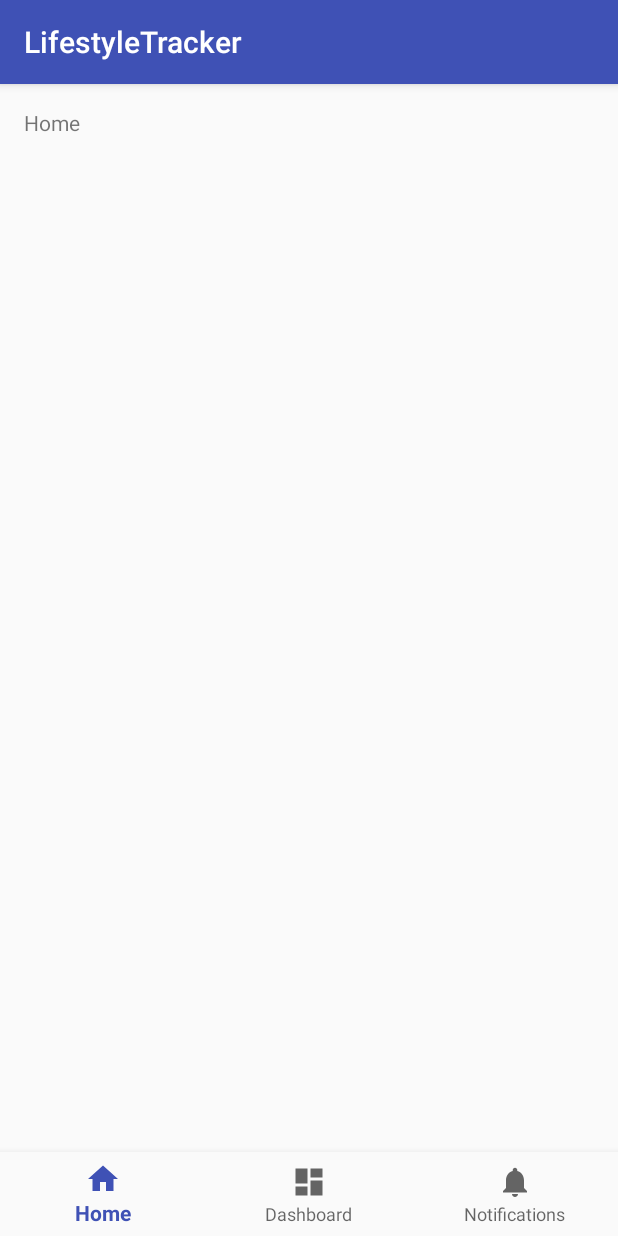
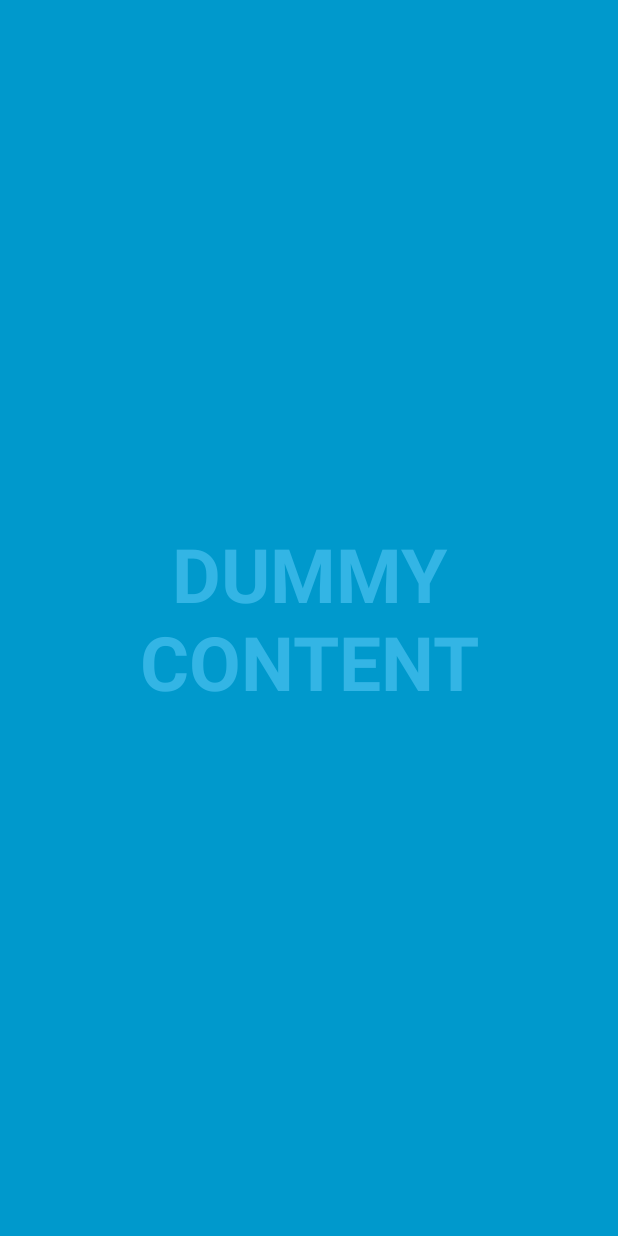
Before and after one commit to mdouglas86/LifestyleTracker, an Android app: the screen it shows after launch (MainActivity before the commit, Diet after it), on a phone screen of 412 x 824 dp. Run offline under Robolectric (Android 15) with nearby library versions, the phone set to English and light mode, and no system bars.

Commit message:
Diet Page

```diff
--- a/LifestyleTracker/Project/LifestyleTracker/app/src/main/AndroidManifest.xml
+++ b/LifestyleTracker/Project/LifestyleTracker/app/src/main/AndroidManifest.xml
@@ -25,7 +25,18 @@
         </activity>
         <activity
             android:name=".LoginActivity"
-            android:label="@string/title_activity_login"></activity>
+            android:label="@string/title_activity_login" />
+        <activity
+            android:name=".Diet"
+            android:configChanges="orientation|keyboardHidden|screenSize"
+            android:label="@string/title_activity_diet"
+            android:theme="@style/FullscreenTheme">
+            <intent-filter>
+                <action android:name="android.intent.action.MAIN" />
+
+                <category android:name="android.intent.category.LAUNCHER" />
+            </intent-filter>
+        </activity>
     </application>
 
 </manifest>
--- /dev/null
+++ b/LifestyleTracker/Project/LifestyleTracker/app/src/main/java/practicum/otterbein/lifestyletracker/Diet.java
@@ -0,0 +1,163 @@
+package practicum.otterbein.lifestyletracker;
+
+import android.annotation.SuppressLint;
+import android.support.v7.app.ActionBar;
+import android.support.v7.app.AppCompatActivity;
+import android.os.Bundle;
+import android.os.Handler;
+import android.view.MotionEvent;
+import android.view.View;
+
+/**
+ * An example full-screen activity that shows and hides the system UI (i.e.
+ * status bar and navigation/system bar) with user interaction.
+ */
+public class Diet extends AppCompatActivity {
+    /**
+     * Whether or not the system UI should be auto-hidden after
+     * {@link #AUTO_HIDE_DELAY_MILLIS} milliseconds.
+     */
+    private static final boolean AUTO_HIDE = true;
+
+    /**
+     * If {@link #AUTO_HIDE} is set, the number of milliseconds to wait after
+     * user interaction before hiding the system UI.
+     */
+    private static final int AUTO_HIDE_DELAY_MILLIS = 3000;
+
+    /**
+     * Some older devices needs a small delay between UI widget updates
+     * and a change of the status and navigation bar.
+     */
+    private static final int UI_ANIMATION_DELAY = 300;
+    private final Handler mHideHandler = new Handler();
+    private View mContentView;
+    private final Runnable mHidePart2Runnable = new Runnable() {
+        @SuppressLint("InlinedApi")
+        @Override
+        public void run() {
+            // Delayed removal of status and navigation bar
+
+            // Note that some of these constants are new as of API 16 (Jelly Bean)
+            // and API 19 (KitKat). It is safe to use them, as they are inlined
+            // at compile-time and do nothing on earlier devices.
+            mContentView.setSystemUiVisibility(View.SYSTEM_UI_FLAG_LOW_PROFILE
+                    | View.SYSTEM_UI_FLAG_FULLSCREEN
+                    | View.SYSTEM_UI_FLAG_LAYOUT_STABLE
+                    | View.SYSTEM_UI_FLAG_IMMERSIVE_STICKY
+                    | View.SYSTEM_UI_FLAG_LAYOUT_HIDE_NAVIGATION
+                    | View.SYSTEM_UI_FLAG_HIDE_NAVIGATION);
+        }
+    };
+    private View mControlsView;
+    private final Runnable mShowPart2Runnable = new Runnable() {
+        @Override
+        public void run() {
+            // Delayed display of UI elements
+            ActionBar actionBar = getSupportActionBar();
+            if (actionBar != null) {
+                actionBar.show();
+            }
+            mControlsView.setVisibility(View.VISIBLE);
+        }
+    };
+    private boolean mVisible;
+    private final Runnable mHideRunnable = new Runnable() {
+        @Override
+        public void run() {
+            hide();
+        }
+    };
+    /**
+     * Touch listener to use for in-layout UI controls to delay hiding the
+     * system UI. This is to prevent the jarring behavior of controls going away
+     * while interacting with activity UI.
+     */
+    private final View.OnTouchListener mDelayHideTouchListener = new View.OnTouchListener() {
+        @Override
+        public boolean onTouch(View view, MotionEvent motionEvent) {
+            if (AUTO_HIDE) {
+                delayedHide(AUTO_HIDE_DELAY_MILLIS);
+            }
+            return false;
+        }
+    };
+
+    @Override
+    protected void onCreate(Bundle savedInstanceState) {
+        super.onCreate(savedInstanceState);
+
+        setContentView(R.layout.activity_diet);
+
+        mVisible = true;
+        mControlsView = findViewById(R.id.fullscreen_content_controls);
+        mContentView = findViewById(R.id.fullscreen_content);
+
+
+        // Set up the user interaction to manually show or hide the system UI.
+        mContentView.setOnClickListener(new View.OnClickListener() {
+            @Override
+            public void onClick(View view) {
+                toggle();
+            }
+        });
+
+        // Upon interacting with UI controls, delay any scheduled hide()
+        // operations to prevent the jarring behavior of controls going away
+        // while interacting with the UI.
+        findViewById(R.id.dummy_button).setOnTouchListener(mDelayHideTouchListener);
+    }
+
+    @Override
+    protected void onPostCreate(Bundle savedInstanceState) {
+        super.onPostCreate(savedInstanceState);
+
+        // Trigger the initial hide() shortly after the activity has been
+        // created, to briefly hint to the user that UI controls
+        // are available.
+        delayedHide(100);
+    }
+
+    private void toggle() {
+        if (mVisible) {
+            hide();
+        } else {
+            show();
+        }
+    }
+
+    private void hide() {
+        // Hide UI first
+        ActionBar actionBar = getSupportActionBar();
+        if (actionBar != null) {
+            actionBar.hide();
+        }
+        mControlsView.setVisibility(View.GONE);
+        mVisible = false;
+
+        // Schedule a runnable to remove the status and navigation bar after a delay
+        mHideHandler.removeCallbacks(mShowPart2Runnable);
+        mHideHandler.postDelayed(mHidePart2Runnable, UI_ANIMATION_DELAY);
+    }
+
+    @SuppressLint("InlinedApi")
+    private void show() {
+        // Show the system bar
+        mContentView.setSystemUiVisibility(View.SYSTEM_UI_FLAG_LAYOUT_FULLSCREEN
+                | View.SYSTEM_UI_FLAG_LAYOUT_HIDE_NAVIGATION);
+        mVisible = true;
+
+        // Schedule a runnable to display UI elements after a delay
+        mHideHandler.removeCallbacks(mHidePart2Runnable);
+        mHideHandler.postDelayed(mShowPart2Runnable, UI_ANIMATION_DELAY);
+    }
+
+    /**
+     * Schedules a call to hide() in [delay] milliseconds, canceling any
+     * previously scheduled calls.
+     */
+    private void delayedHide(int delayMillis) {
+        mHideHandler.removeCallbacks(mHideRunnable);
+        mHideHandler.postDelayed(mHideRunnable, delayMillis);
+    }
+}
--- /dev/null
+++ b/LifestyleTracker/Project/LifestyleTracker/app/src/main/res/layout/activity_diet.xml
@@ -0,0 +1,50 @@
+<FrameLayout xmlns:android="http://schemas.android.com/apk/res/android"
+    xmlns:tools="http://schemas.android.com/tools"
+    android:layout_width="match_parent"
+    android:layout_height="match_parent"
+    android:background="#0099cc"
+    tools:context="practicum.otterbein.lifestyletracker.Diet">
+
+    <!-- The primary full-screen view. This can be replaced with whatever view
+         is needed to present your content, e.g. VideoView, SurfaceView,
+         TextureView, etc. -->
+    <TextView
+        android:id="@+id/fullscreen_content"
+        android:layout_width="match_parent"
+        android:layout_height="match_parent"
+        android:gravity="center"
+        android:keepScreenOn="true"
+        android:text="@string/dummy_content"
+        android:textColor="#33b5e5"
+        android:textSize="50sp"
+        android:textStyle="bold" />
+
+    <!-- This FrameLayout insets its children based on system windows using
+         android:fitsSystemWindows. -->
+    <FrameLayout
+        android:layout_width="match_parent"
+        android:layout_height="match_parent"
+        android:fitsSystemWindows="true">
+
+        <LinearLayout
+            android:id="@+id/fullscreen_content_controls"
+            style="?metaButtonBarStyle"
+            android:layout_width="match_parent"
+            android:layout_height="wrap_content"
+            android:layout_gravity="bottom|center_horizontal"
+            android:background="@color/black_overlay"
+            android:orientation="horizontal"
+            tools:ignore="UselessParent">
+
+            <Button
+                android:id="@+id/dummy_button"
+                style="?metaButtonBarButtonStyle"
+                android:layout_width="0dp"
+                android:layout_height="wrap_content"
+                android:layout_weight="1"
+                android:text="@string/dummy_button" />
+
+        </LinearLayout>
+    </FrameLayout>
+
+</FrameLayout>
--- /dev/null
+++ b/LifestyleTracker/Project/LifestyleTracker/app/src/main/res/values/attrs.xml
@@ -0,0 +1,12 @@
+<resources>
+
+    <!-- Declare custom theme attributes that allow changing which styles are
+         used for button bars depending on the API level.
+         ?android:attr/buttonBarStyle is new as of API 11 so this is
+         necessary to support previous API levels. -->
+    <declare-styleable name="ButtonBarContainerTheme">
+        <attr name="metaButtonBarStyle" format="reference" />
+        <attr name="metaButtonBarButtonStyle" format="reference" />
+    </declare-styleable>
+
+</resources>
--- a/LifestyleTracker/Project/LifestyleTracker/app/src/main/res/values/colors.xml
+++ b/LifestyleTracker/Project/LifestyleTracker/app/src/main/res/values/colors.xml
@@ -3,4 +3,6 @@
     <color name="colorPrimary">#3F51B5</color>
     <color name="colorPrimaryDark">#303F9F</color>
     <color name="colorAccent">#FF4081</color>
+
+    <color name="black_overlay">#66000000</color>
 </resources>
--- a/LifestyleTracker/Project/LifestyleTracker/app/src/main/res/values/strings.xml
+++ b/LifestyleTracker/Project/LifestyleTracker/app/src/main/res/values/strings.xml
@@ -17,4 +17,8 @@
     <string name="permission_rationale">"Contacts permissions are needed for providing email
         completions."
     </string>
+
+    <string name="title_activity_diet">Diet</string>
+    <string name="dummy_button">Dummy Button</string>
+    <string name="dummy_content">DUMMY\nCONTENT</string>
 </resources>
--- a/LifestyleTracker/Project/LifestyleTracker/app/src/main/res/values/styles.xml
+++ b/LifestyleTracker/Project/LifestyleTracker/app/src/main/res/values/styles.xml
@@ -17,4 +17,16 @@
 
     <style name="AppTheme.PopupOverlay" parent="ThemeOverlay.AppCompat.Light" />
 
+    <style name="FullscreenTheme" parent="AppTheme">
+        <item name="android:actionBarStyle">@style/FullscreenActionBarStyle</item>
+        <item name="android:windowActionBarOverlay">true</item>
+        <item name="android:windowBackground">@null</item>
+        <item name="metaButtonBarStyle">?android:attr/buttonBarStyle</item>
+        <item name="metaButtonBarButtonStyle">?android:attr/buttonBarButtonStyle</item>
+    </style>
+
+    <style name="FullscreenActionBarStyle" parent="Widget.AppCompat.ActionBar">
+        <item name="android:background">@color/black_overlay</item>
+    </style>
+
 </resources>
```
Also changed, not shown: 1 other file.
